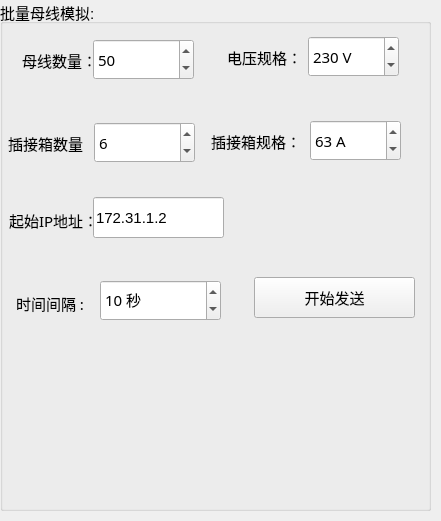
First picture: the form in PM_Tool/bus/bus_bulksend/busbulk.ui, repository ChinaClever/PM-Tool, before the edit.
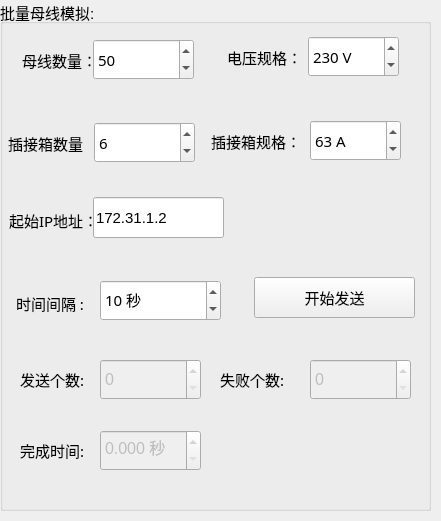
Second picture: the form after the edit.

Commit message: 更新发送数据信息

```diff
--- a/PM_Tool/bus/bus_bulksend/busbulk.ui
+++ b/PM_Tool/bus/bus_bulksend/busbulk.ui
@@ -362,6 +362,132 @@
      <string>插接箱规格：</string>
     </property>
    </widget>
+   <widget class="QDoubleSpinBox" name="successTime">
+    <property name="enabled">
+     <bool>false</bool>
+    </property>
+    <property name="geometry">
+     <rect>
+      <x>100</x>
+      <y>430</y>
+      <width>101</width>
+      <height>41</height>
+     </rect>
+    </property>
+    <property name="font">
+     <font>
+      <pointsize>12</pointsize>
+     </font>
+    </property>
+    <property name="prefix">
+     <string/>
+    </property>
+    <property name="suffix">
+     <string> 秒</string>
+    </property>
+    <property name="decimals">
+     <number>3</number>
+    </property>
+   </widget>
+   <widget class="QSpinBox" name="successNum">
+    <property name="enabled">
+     <bool>false</bool>
+    </property>
+    <property name="geometry">
+     <rect>
+      <x>100</x>
+      <y>359</y>
+      <width>101</width>
+      <height>41</height>
+     </rect>
+    </property>
+    <property name="font">
+     <font>
+      <pointsize>12</pointsize>
+     </font>
+    </property>
+    <property name="maximum">
+     <number>100000</number>
+    </property>
+   </widget>
+   <widget class="QSpinBox" name="ErNum">
+    <property name="enabled">
+     <bool>false</bool>
+    </property>
+    <property name="geometry">
+     <rect>
+      <x>310</x>
+      <y>359</y>
+      <width>101</width>
+      <height>41</height>
+     </rect>
+    </property>
+    <property name="font">
+     <font>
+      <pointsize>12</pointsize>
+     </font>
+    </property>
+    <property name="maximum">
+     <number>100000</number>
+    </property>
+   </widget>
+   <widget class="QLabel" name="label_15">
+    <property name="geometry">
+     <rect>
+      <x>20</x>
+      <y>369</y>
+      <width>81</width>
+      <height>21</height>
+     </rect>
+    </property>
+    <property name="font">
+     <font>
+      <family>微软雅黑</family>
+      <pointsize>11</pointsize>
+     </font>
+    </property>
+    <property name="text">
+     <string>发送个数:</string>
+    </property>
+   </widget>
+   <widget class="QLabel" name="label_16">
+    <property name="geometry">
+     <rect>
+      <x>220</x>
+      <y>369</y>
+      <width>81</width>
+      <height>21</height>
+     </rect>
+    </property>
+    <property name="font">
+     <font>
+      <family>微软雅黑</family>
+      <pointsize>11</pointsize>
+     </font>
+    </property>
+    <property name="text">
+     <string>失败个数:</string>
+    </property>
+   </widget>
+   <widget class="QLabel" name="label_17">
+    <property name="geometry">
+     <rect>
+      <x>20</x>
+      <y>440</y>
+      <width>81</width>
+      <height>21</height>
+     </rect>
+    </property>
+    <property name="font">
+     <font>
+      <family>微软雅黑</family>
+      <pointsize>11</pointsize>
+     </font>
+    </property>
+    <property name="text">
+     <string>完成时间:</string>
+    </property>
+   </widget>
   </widget>
  </widget>
  <resources/>
```
Left out of the diff: 2 changed lines with no effect on the pictures. The commit also changes 52 other files.
